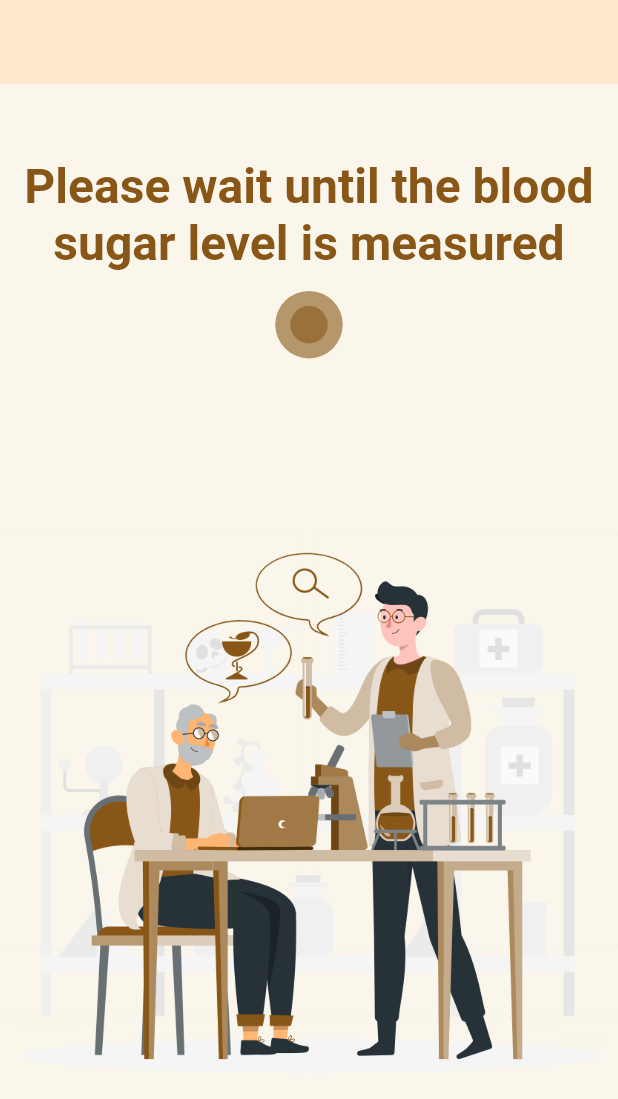
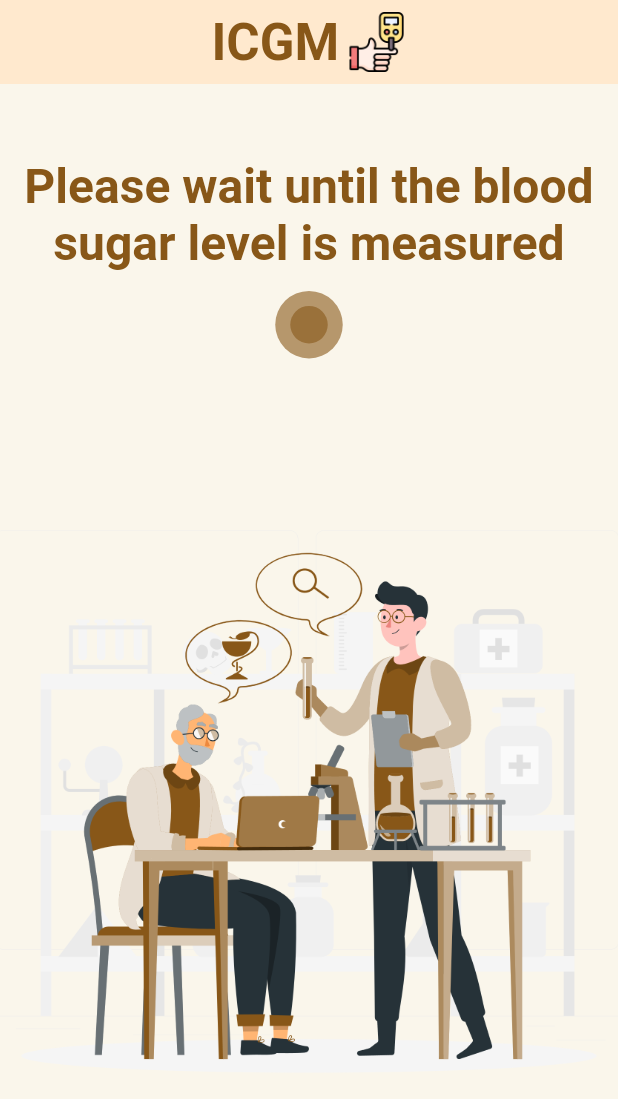
Before and after one commit to Ahmd1Khald/ICGM, a Flutter app: the screen it shows after launch, on a phone screen of 412 x 824 dp. Shown: the top 1099 px of the screen. Run offline on Flutter 3.47's test engine with Material 2 defaults, Android fonts, the phone set to English and light mode, and no system bars; our stand-ins replace firebase_core, flutter_spinkit, share; accounts and stored records are empty.

Commit message:
change app name and image and title

```diff
--- a/lib/Core/constance/assets_manager.dart
+++ b/lib/Core/constance/assets_manager.dart
@@ -2,4 +2,6 @@ const baseImagesPath = "assets/images";
 
 class AssetsManager {
   static const backgroundImage = '$baseImagesPath/background.png';
+  static const appImage = '$baseImagesPath/app_logo.png';
+  static const appImage2 = '$baseImagesPath/app_logo2.png';
 }
--- a/lib/Features/home/presentation/views/home_screen.dart
+++ b/lib/Features/home/presentation/views/home_screen.dart
@@ -1,5 +1,6 @@
 import 'package:flutter/material.dart';
 import 'package:icgm/Core/constance/app_function.dart';
+import 'package:icgm/Core/constance/assets_manager.dart';
 import 'package:icgm/Features/home/presentation/views/widgets/backgroud_image.dart';
 import 'package:icgm/Features/home/presentation/views/widgets/blood_ratio.dart';
 import 'package:icgm/Features/home/presentation/views/widgets/wating_widget.dart';
@@ -24,6 +25,29 @@ class _HomeScreenState extends State<HomeScreen> {
     return Scaffold(
       backgroundColor: MyColors.creamColor,
       appBar: AppBar(
+        centerTitle: true,
+        title: Row(
+          mainAxisAlignment: MainAxisAlignment.center,
+          children: [
+            Text(
+              "ICGM",
+              style: TextStyle(
+                color: MyColors.darkBrown,
+                fontWeight: FontWeight.bold,
+                fontSize: 34,
+              ),
+            ),
+            const SizedBox(
+              width: 5,
+            ),
+            Image.asset(
+              AssetsManager.appImage2,
+              width: 40,
+              height: 40,
+              fit: BoxFit.cover,
+            ),
+          ],
+        ),
         backgroundColor: MyColors.lightBrown,
         elevation: 0,
       ),
```
Also changed, not shown: pubspec.yaml (+10 -0 lines), assets/images/app_logo.png (added), assets/images/app_logo2.png (added), pubspec.lock, 29 other files.
